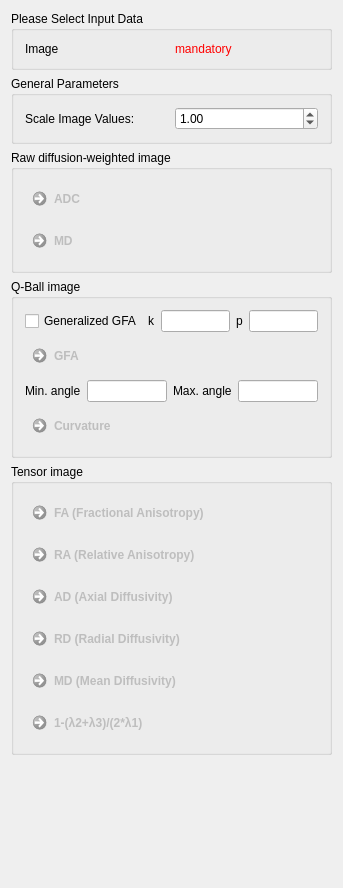
The window that Plugins/org.mitk.gui.qt.diffusionimaging.reconstruction/src/internal/QmitkDiffusionQuantificationViewControls.ui (MITK/MITK) describes before a commit, drawn with Qt 5.
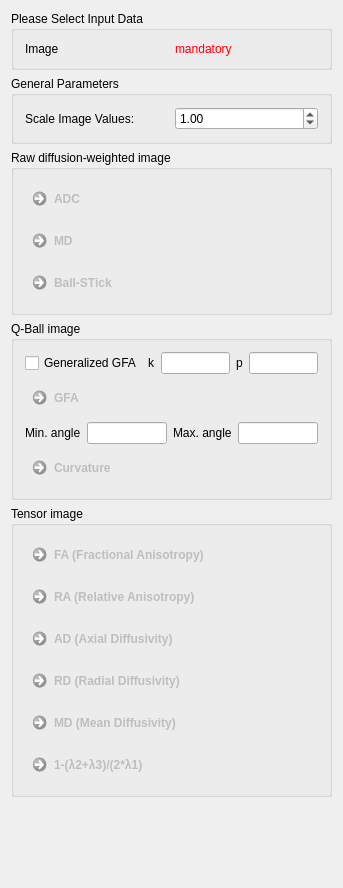
The same window after the commit.

```diff
--- a/Plugins/org.mitk.gui.qt.diffusionimaging.reconstruction/src/internal/QmitkDiffusionQuantificationViewControls.ui
+++ b/Plugins/org.mitk.gui.qt.diffusionimaging.reconstruction/src/internal/QmitkDiffusionQuantificationViewControls.ui
@@ -98,6 +98,16 @@
         </property>
        </widget>
       </item>
+      <item>
+       <widget class="QCommandLinkButton" name="m_BallSTickButton">
+        <property name="enabled">
+         <bool>false</bool>
+        </property>
+        <property name="text">
+         <string>Ball-STick</string>
+        </property>
+       </widget>
+      </item>
      </layout>
     </widget>
    </item>
```
